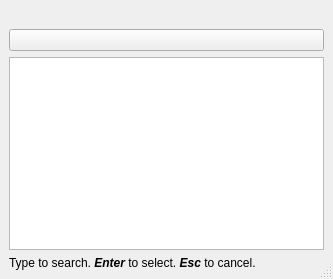
First picture: the form in Qt/Widgets/Resources/UI/pqQuickLaunchDialog.ui, repository pierre-guillou/paraview-ttk, before the edit.
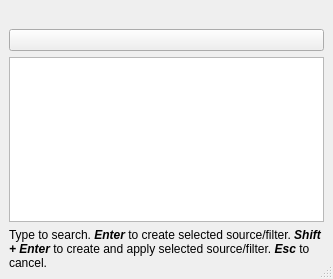
Second picture: the form after the edit.

Commit message: Add ParaView 5.11.0 sources

```diff
--- a/Qt/Widgets/Resources/UI/pqQuickLaunchDialog.ui
+++ b/Qt/Widgets/Resources/UI/pqQuickLaunchDialog.ui
@@ -49,7 +49,7 @@
    <item>
     <widget class="QLabel" name="label">
      <property name="text">
-      <string>&lt;html&gt;&lt;head/&gt;&lt;body&gt;&lt;p&gt;Type to search. &lt;span style=&quot; font-weight:600; font-style:italic;&quot;&gt;Enter&lt;/span&gt; to select. &lt;span style=&quot; font-weight:600; font-style:italic;&quot;&gt;Esc &lt;/span&gt;to cancel.&lt;/p&gt;&lt;/body&gt;&lt;/html&gt;</string>
+      <string>&lt;html&gt;&lt;head/&gt;&lt;body&gt;&lt;p&gt;Type to search. &lt;span style=&quot; font-weight:600; font-style:italic;&quot;&gt;Enter&lt;/span&gt; to create selected source/filter. &lt;span style=&quot; font-weight:600; font-style:italic;&quot;&gt;Shift + Enter&lt;/span&gt; to create and apply selected source/filter. &lt;span style=&quot; font-weight:600; font-style:italic;&quot;&gt;Esc &lt;/span&gt;to cancel.&lt;/p&gt;&lt;/body&gt;&lt;/html&gt;</string>
      </property>
      <property name="wordWrap">
       <bool>true</bool>
```
The commit also changes 9930 other files.
